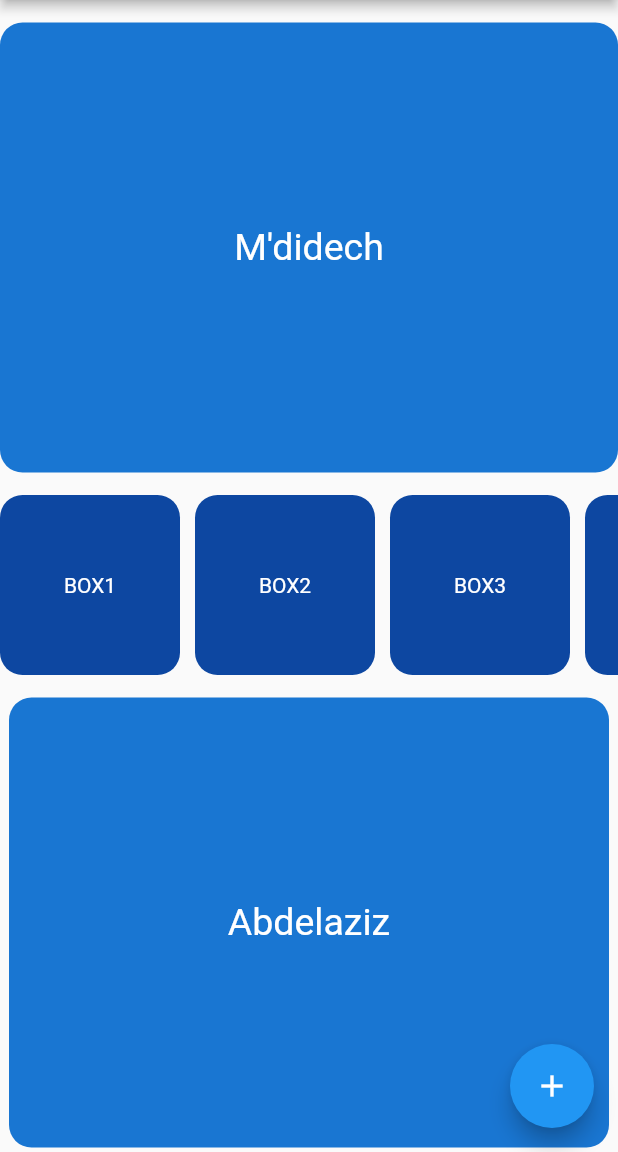
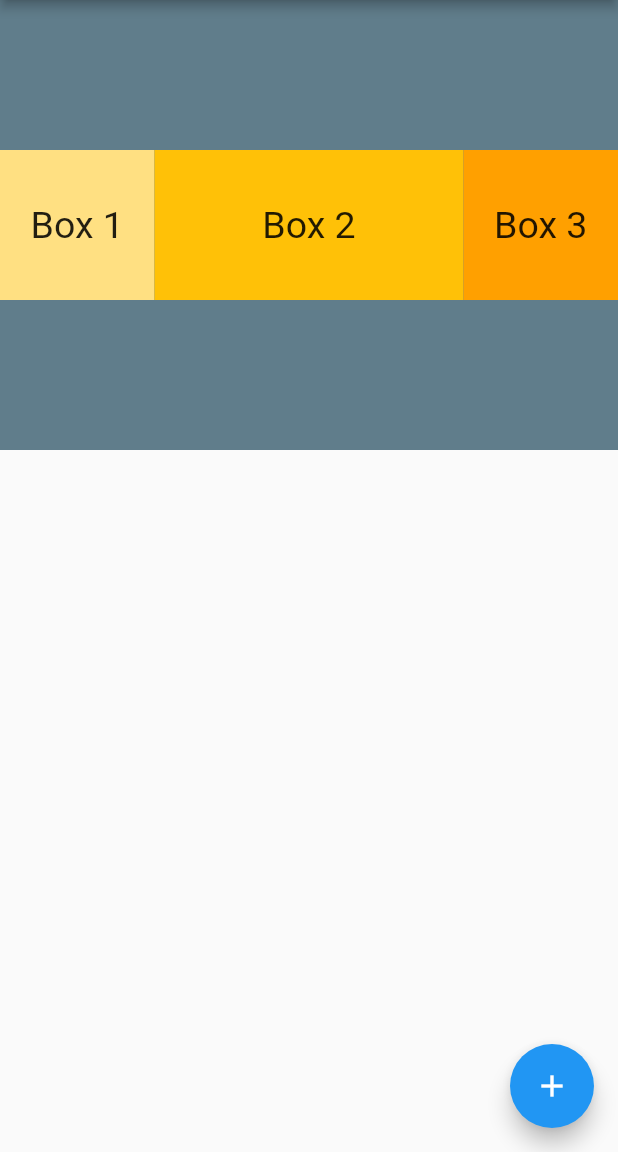
Before and after one commit to mdidech/flutter-fb-appbar, a Flutter app: the screen it shows after launch, on a phone screen of 412 x 824 dp, the part 84-1236 px from its top. Run offline on Flutter 3.47's test engine with Material 2 defaults, Android fonts, the phone set to English and light mode, and no system bars.

Commit message:
use expended widget

```diff
--- a/lib/main.dart
+++ b/lib/main.dart
@@ -1,6 +1,7 @@
 // ignore_for_file: prefer_const_constructors
 
 import 'package:flutter/material.dart';
+import 'package:flutter/rendering.dart';
 
 void main() {
   runApp(const MyApp());
@@ -52,124 +53,53 @@ class FacebookApp extends StatelessWidget {
         onPressed: () {},
         child: Icon(Icons.add),
       ),
-        body: SingleChildScrollView(
-          child: Column(
+      body: Container(
+        color: Colors.blueGrey,
+        height: 300,
+        child: Row(
           children: [
-              Container(
-                  width: double.infinity,
-                  height: 300,
-                  alignment: Alignment.center,
-                  decoration: BoxDecoration(
-                    borderRadius: BorderRadius.circular(15),
-                    color: Colors.blue[700],
-                  ),
-                  // margin: EdgeInsets.only(bottom: 20),
-                  margin: EdgeInsets.symmetric(vertical: 15),
-                  child: Text(
-                    "M'didech",
-                    style: TextStyle(color: Colors.white, fontSize: 25),
-                    textAlign: TextAlign.center,
-                  )),
-              SingleChildScrollView(
-                scrollDirection: Axis.horizontal,
-                child: Row(
-                  mainAxisAlignment: MainAxisAlignment.spaceEvenly,
-                  crossAxisAlignment: CrossAxisAlignment.start,
-                  children: [
-                    Container(
-                      width: 120,
-                      height: 120,
-                      margin: EdgeInsets.only(right: 10),
-                      decoration: BoxDecoration(
-                        borderRadius: BorderRadius.circular(15),
-                        color: Colors.blue[900],
-                      ),
+            Expanded(
+              flex: 1,
+              child: Container(
+                color: Colors.amber[200],
+                width: 100,
+                height: 100,
                 alignment: Alignment.center,
                 child: Text(
-                        "BOX1",
-                        style: TextStyle(color: Colors.white),
-                        textAlign: TextAlign.center,
+                  "Box 1",
+                  style: TextStyle(fontSize: 25),
                 ),
               ),
-                    Container(
-                      width: 120,
-                      height: 120,
-                      margin: EdgeInsets.only(right: 10),
-                      decoration: BoxDecoration(
-                        borderRadius: BorderRadius.circular(15),
-                        color: Colors.blue[900],
             ),
+            Expanded(
+              flex: 2,
+              child: Container(
+                color: Colors.amber[500],
+                width: 100,
+                height: 100,
                 alignment: Alignment.center,
                 child: Text(
-                        "BOX2",
-                        style: TextStyle(color: Colors.white),
-                        textAlign: TextAlign.center,
+                  "Box 2",
+                  style: TextStyle(fontSize: 25),
                 ),
               ),
-                    Container(
-                      width: 120,
-                      height: 120,
-                      margin: EdgeInsets.only(right: 10),
-                      decoration: BoxDecoration(
-                        borderRadius: BorderRadius.circular(15),
-                        color: Colors.blue[900],
             ),
+            Expanded(
+              flex: 1,
+              child: Container(
+                color: Colors.amber[700],
+                width: 100,
+                height: 100,
                 alignment: Alignment.center,
                 child: Text(
-                        "BOX3",
-                        style: TextStyle(color: Colors.white),
-                        textAlign: TextAlign.center,
+                  "Box 3",
+                  style: TextStyle(fontSize: 25),
                 ),
-                    ),
-                    Container(
-                      width: 120,
-                      height: 120,
-                      margin: EdgeInsets.only(right: 10),
-                      decoration: BoxDecoration(
-                        borderRadius: BorderRadius.circular(15),
-                        color: Colors.blue[900],
-                      ),
-                      alignment: Alignment.center,
-                      child: Text(
-                        "BOX4",
-                        style: TextStyle(color: Colors.white),
-                        textAlign: TextAlign.center,
-                      ),
-                    ),
-                    Container(
-                      width: 120,
-                      height: 120,
-                      decoration: BoxDecoration(
-                        borderRadius: BorderRadius.circular(15),
-                        color: Colors.blue[900],
-                      ),
-                      alignment: Alignment.center,
-                      child: Text(
-                        "BOX5",
-                        style: TextStyle(color: Colors.white),
-                        textAlign: TextAlign.center,
               ),
             ),
           ],
         ),
       ),
-              Container(
-                  width: 400,
-                  height: 300,
-                  decoration: BoxDecoration(
-                    borderRadius: BorderRadius.circular(15),
-                    color: Colors.blue[700],
-                  ),
-                  // margin: EdgeInsets.only(top: 20),
-                  margin: EdgeInsets.symmetric(vertical: 15),
-                  alignment: Alignment.center,
-                  child: Text(
-                    "Abdelaziz",
-                    style: TextStyle(color: Colors.white, fontSize: 25),
-                    textAlign: TextAlign.center,
-                  )),
-            ],
-          ),
-        ));
+    );
   }
 }
```
Lines whose indentation alone changed are shown as unchanged.
